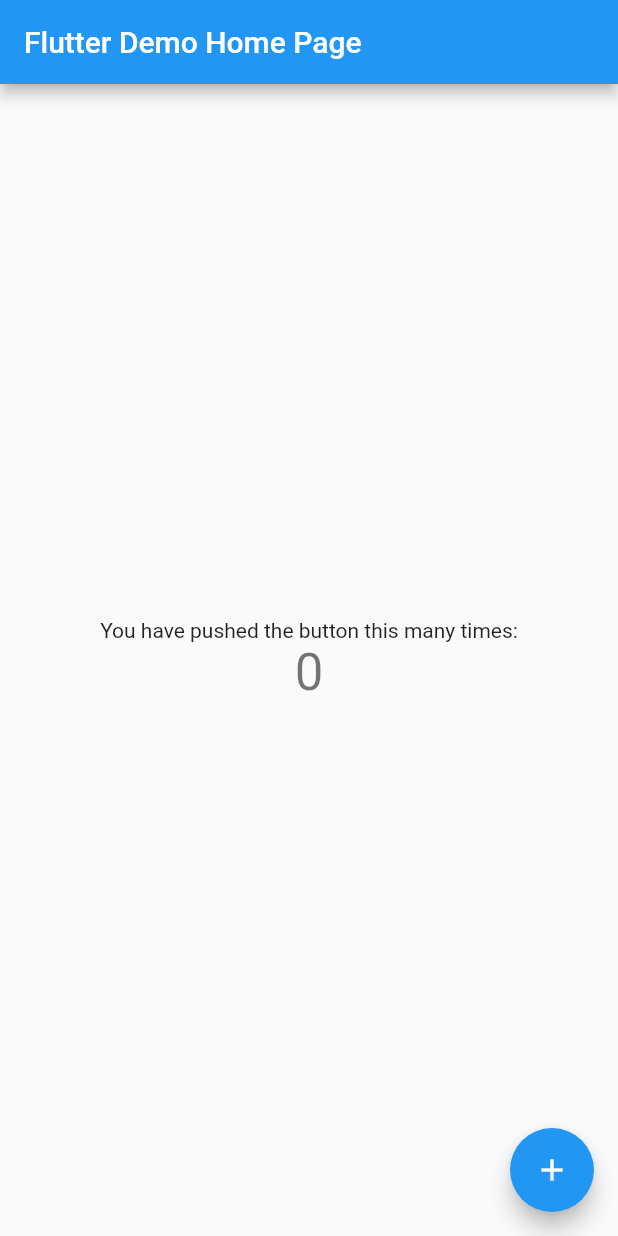
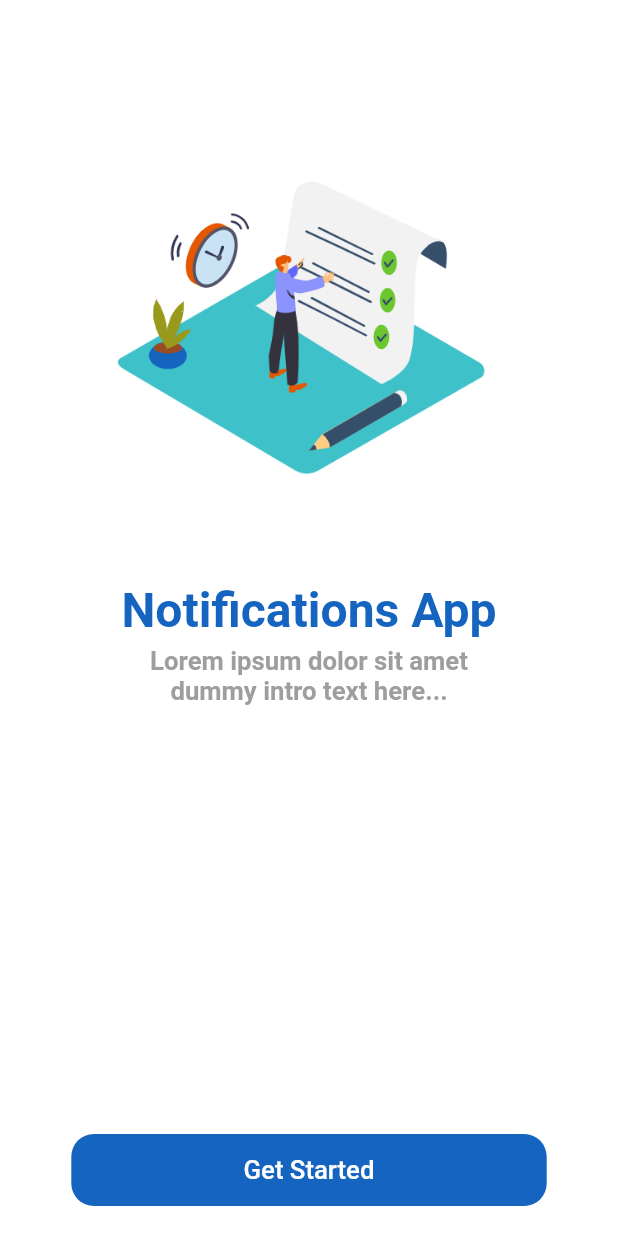
Before and after one commit to override-bot/notification_app, a Flutter app: the screen it shows after launch, on a phone screen of 412 x 824 dp. Run offline on Flutter 3.47's test engine with Material 2 defaults, Android fonts, the phone set to English and light mode, and no system bars; our stand-ins replace modal_bottom_sheet.

Commit message:
landing screen 1/2

```diff
--- a/lib/main.dart
+++ b/lib/main.dart
@@ -1,4 +1,6 @@
 import 'package:flutter/material.dart';
+
+import 'screens/home.dart';
 
 void main() {
   runApp(MyApp());
@@ -22,7 +24,8 @@
         // is not restarted.
         primarySwatch: Colors.blue,
       ),
-      home: MyHomePage(title: 'Flutter Demo Home Page'),
+      home: LandingScreen(),
+      debugShowCheckedModeBanner: false,
     );
   }
 }
--- /dev/null
+++ b/lib/screens/home.dart
@@ -0,0 +1,98 @@
+import 'package:modal_bottom_sheet/modal_bottom_sheet.dart';
+import 'package:flutter/material.dart';
+class LandingScreen extends StatefulWidget{
+  @override
+  LandingScreenState createState() => LandingScreenState();
+}
+class LandingScreenState extends State<LandingScreen>{
+  @override
+  Widget build(BuildContext context) {
+      return Scaffold(
+         appBar: AppBar(
+           elevation: 0.0,
+           backgroundColor: Colors.white,
+
+         ),
+         body: Container(
+           height: double.infinity,
+           width: double.infinity,
+           color: Colors.white,
+           child: Column(
+
+             children: [
+               Container(
+                width: MediaQuery.of(context).size.width,
+                height: MediaQuery.of(context).size.height / 3,
+                margin: EdgeInsets.all(25.0),
+                // child: Image.asset(),
+                decoration: new BoxDecoration(
+                    image: new DecorationImage(
+                        fit: BoxFit.contain,
+                        image: new AssetImage(
+                            "assets/Reminder Note_Isometric.png")))),
+                            Container(
+                              margin:EdgeInsets.only(top: 7),
+                              child: Text(
+                                "Notifications App",
+                                style: TextStyle(
+                                  color: Colors.blue[800],
+                                   fontSize: (28/ 720) * MediaQuery.of(context).size.height,
+                                   fontWeight: FontWeight.w700
+                                ),
+                              ),
+                            ),
+                            Container(
+                              margin:EdgeInsets.only(top: 5),
+                              child:Text(
+                                "Lorem ipsum dolor sit amet\ndummy intro text here... ",
+                                textAlign: TextAlign.center,
+                                 style: TextStyle(
+                                  color: Colors.grey,
+                                   fontSize: (15/ 720) * MediaQuery.of(context).size.height,
+                                   fontWeight: FontWeight.w600
+                                ),
+                              )
+                            ),
+
+                            Expanded(child:Container()),
+                             Container(
+                               margin:EdgeInsets.only(bottom: 20),
+              width: MediaQuery.of(context).size.width / 1.3,
+              decoration: BoxDecoration(
+                  borderRadius: BorderRadius.circular(15.0),
+                  color: Colors.blue[800]),
+              child: MaterialButton(
+                onPressed: (){
+                  showMaterialModalBottomSheet(context: context,
+              shape: RoundedRectangleBorder(
+                borderRadius: BorderRadius.vertical(
+                  top: Radius.circular(20)
+                ),
+
+              ),
+             // clipBehavior: Clip.antiAliasWithSaveLayer,
+               //   animationCurve: ,
+                  elevation: 3.0,
+                  builder: (context) => Container(
+                    height: 100,
+                  ));
+                },
+                child: Text(
+                  "Get Started",
+                  textAlign: TextAlign.center,
+                  style: TextStyle(
+                    color: Colors.white,
+                    fontSize: (15/720) * MediaQuery.of(context).size.height,
+                    fontWeight: FontWeight.w500
+                  ),
+                )
+
+              ),
+            ),
+             ],
+           ),
+         ),
+      );
+  }
+
+}
--- a/pubspec.yaml
+++ b/pubspec.yaml
@@ -32,6 +32,8 @@
 dev_dependencies:
   flutter_test:
     sdk: flutter
+  velocity_x: ^3.3.0
+  modal_bottom_sheet: ^2.0.0
 
 # For information on the generic Dart part of this file, see the
 # following page: https://dart.dev/tools/pub/pubspec
@@ -45,8 +47,8 @@
   uses-material-design: true
 
   # To add assets to your application, add an assets section, like this:
-  # assets:
-  #   - images/a_dot_burr.jpeg
+  assets:
+    - assets/
   #   - images/a_dot_ham.jpeg
 
   # An image asset can refer to one or more resolution-specific "variants", see
```
Also changed, not shown: assets/Reminder Note_Isometric.png (added), assets/Reminder Note_Isometric.svg (added), pubspec.lock, 5 other files.
